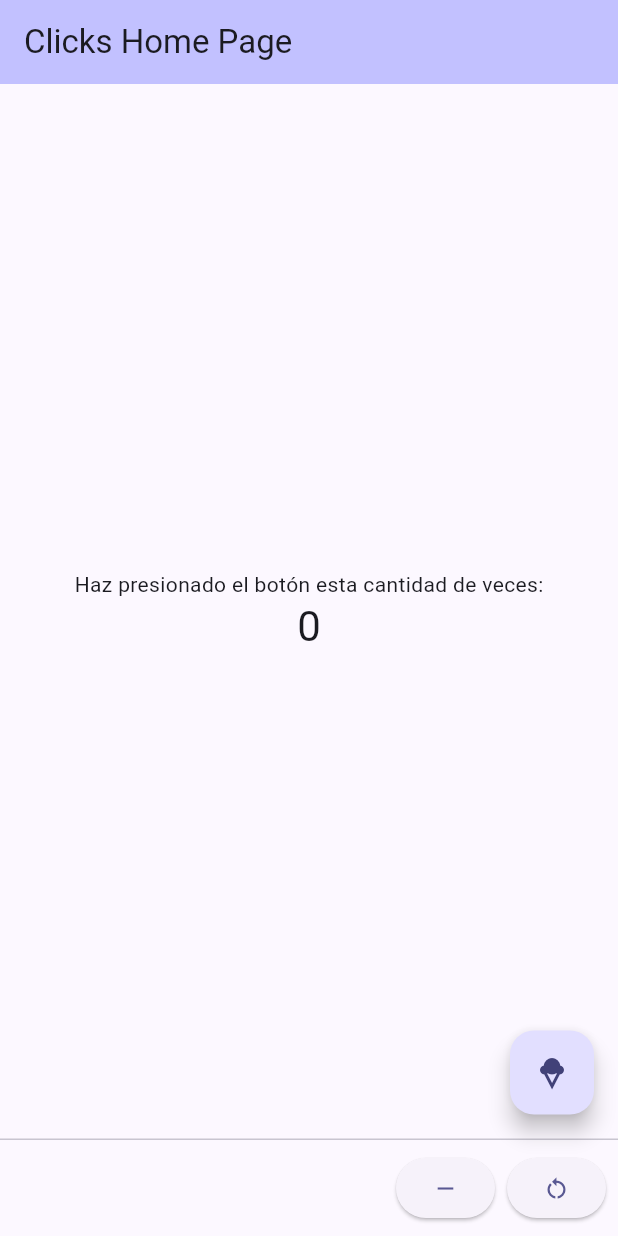
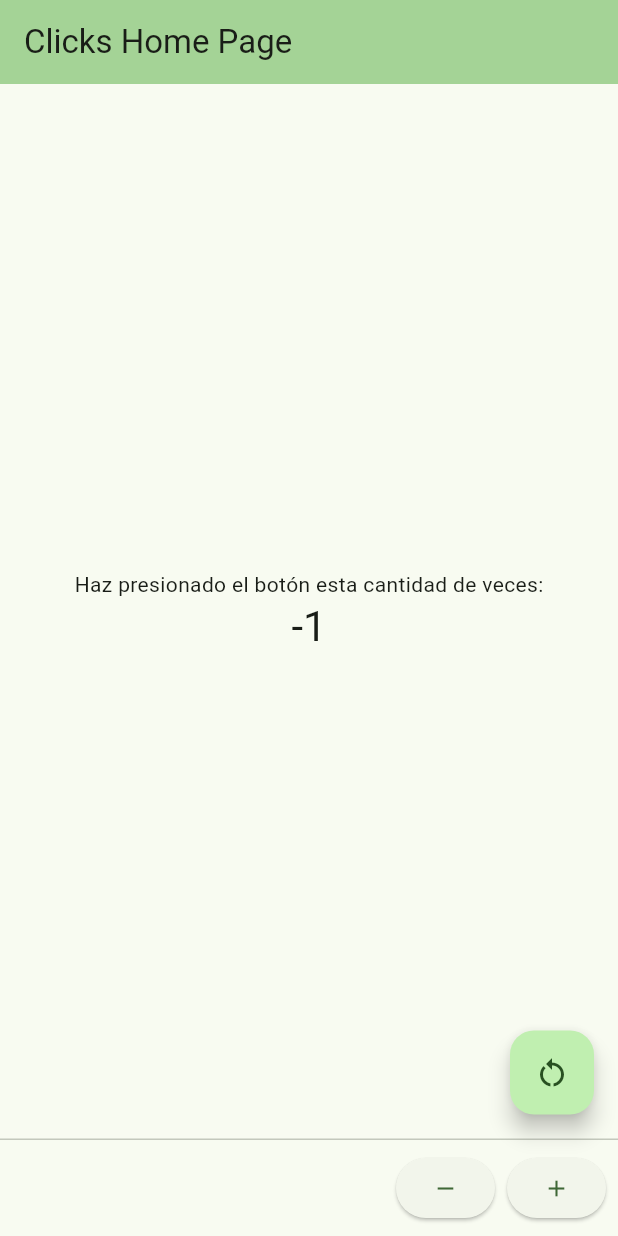
Before and after one commit to GermanAliaga/3479A321_2019479016, a Flutter app: the screen it shows after launch, after a tap on the "remove" icon, on a phone screen of 412 x 824 dp. Run offline on Flutter 3.47's test engine with Material 3 defaults, Android fonts, the phone set to English and light mode, and no system bars.

Commit message:
cambios finales (creo xd)

```diff
--- a/aplicacion1_ejemplo/lib/main.dart
+++ b/aplicacion1_ejemplo/lib/main.dart
@@ -29,7 +29,7 @@ class MyApp extends StatelessWidget {
         // This works for code too, not just values: Most code changes can be
         // tested with just a hot reload.
         colorScheme: ColorScheme.fromSeed(
-            seedColor: const Color.fromARGB(255, 48, 1, 255)),
+            seedColor: const Color.fromARGB(255, 1, 255, 26)),
         useMaterial3: true,
       ),
       home: const MyHomePage(title: 'Clicks Home Page'),
@@ -70,26 +70,12 @@ class _MyHomePageState extends State<MyHomePage> {
 
   void _drecreaseCounter() {
     setState(() {
-      // This call to setState tells the Flutter framework that something has
-      // changed in this State, which causes it to rerun the build method below
-      // so that the display can reflect the updated values. If we changed
-      // _counter without calling setState(), then the build method would not be
-      // called again, and so nothing would appear to happen.
-      if (_counter <= 0) {
-        _counter = 0;
-      } else {
       _counter--;
-      }
     });
   }
 
   void _restartCounter() {
     setState(() {
-      // This call to setState tells the Flutter framework that something has
-      // changed in this State, which causes it to rerun the build method below
-      // so that the display can reflect the updated values. If we changed
-      // _counter without calling setState(), then the build method would not be
-      // called again, and so nothing would appear to happen.
       _counter = 0;
     });
   }
@@ -142,16 +128,15 @@ class _MyHomePageState extends State<MyHomePage> {
           ),
         ),
         floatingActionButton: FloatingActionButton(
-        onPressed: _incrementCounter,
+          onPressed: _restartCounter,
           tooltip: 'Increment',
-        child: const Icon(Icons.icecream),
+          child: const Icon(Icons.restart_alt),
         ), // This trailing comma makes auto-formatting nicer for build methods.
         persistentFooterButtons: [
           ElevatedButton(
               onPressed: _drecreaseCounter, child: const Icon(Icons.remove)),
           ElevatedButton(
-            onPressed: _restartCounter, child: const Icon(Icons.restart_alt))
-      ],
-    );
+              onPressed: _incrementCounter, child: const Icon(Icons.add))
+        ]);
   }
 }
```
Lines whose indentation alone changed are shown as unchanged.
